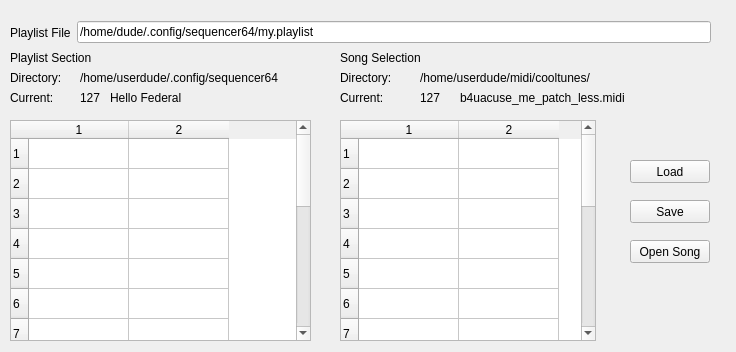
Old version of the form seq_qt5/forms/qplaylistframe.ui in the repository ahlstromcj/sequencer64.
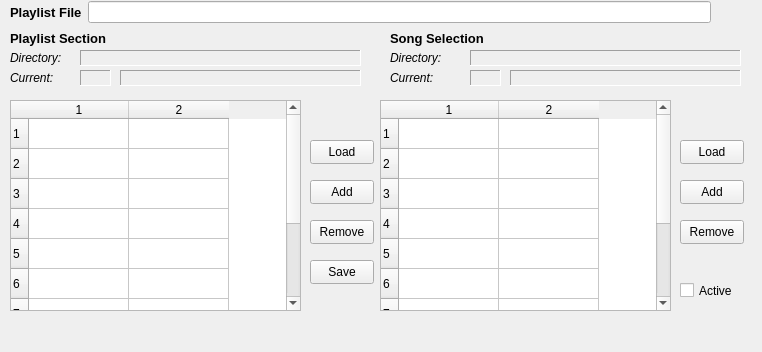
New version of the form.

Commit message: Interim check-in, fleshing out playlist editor.

```diff
--- a/seq_qt5/forms/qplaylistframe.ui
+++ b/seq_qt5/forms/qplaylistframe.ui
@@ -6,7 +6,7 @@
    <rect>
     <x>0</x>
     <y>0</y>
-    <width>736</width>
+    <width>762</width>
     <height>352</height>
    </rect>
   </property>
@@ -17,11 +17,18 @@
    <property name="geometry">
     <rect>
      <x>10</x>
-     <y>50</y>
-     <width>251</width>
+     <y>30</y>
+     <width>301</width>
      <height>16</height>
     </rect>
    </property>
+   <property name="font">
+    <font>
+     <pointsize>10</pointsize>
+     <weight>75</weight>
+     <bold>true</bold>
+    </font>
+   </property>
    <property name="text">
     <string>Playlist Section</string>
    </property>
@@ -30,39 +37,51 @@
    <property name="geometry">
     <rect>
      <x>80</x>
-     <y>90</y>
+     <y>70</y>
      <width>31</width>
      <height>16</height>
     </rect>
    </property>
+   <property name="frameShape">
+    <enum>QFrame::Panel</enum>
+   </property>
+   <property name="frameShadow">
+    <enum>QFrame::Sunken</enum>
+   </property>
    <property name="text">
-    <string>127</string>
+    <string/>
    </property>
   </widget>
   <widget class="QLabel" name="labelPlaylistName">
    <property name="geometry">
     <rect>
-     <x>110</x>
-     <y>90</y>
-     <width>171</width>
+     <x>120</x>
+     <y>70</y>
+     <width>241</width>
      <height>16</height>
     </rect>
    </property>
+   <property name="frameShape">
+    <enum>QFrame::Panel</enum>
+   </property>
+   <property name="frameShadow">
+    <enum>QFrame::Sunken</enum>
+   </property>
    <property name="text">
-    <string>Hello Federal</string>
+    <string/>
    </property>
   </widget>
   <widget class="QTableWidget" name="tablePlaylistSections">
    <property name="geometry">
     <rect>
      <x>10</x>
-     <y>120</y>
-     <width>301</width>
-     <height>221</height>
+     <y>100</y>
+     <width>291</width>
+     <height>211</height>
     </rect>
    </property>
    <property name="rowCount">
-    <number>16</number>
+    <number>10</number>
    </property>
    <property name="columnCount">
     <number>2</number>
@@ -77,12 +96,6 @@
    <row/>
    <row/>
    <row/>
-   <row/>
-   <row/>
-   <row/>
-   <row/>
-   <row/>
-   <row/>
    <column/>
    <column/>
   </widget>
@@ -90,11 +103,16 @@
    <property name="geometry">
     <rect>
      <x>10</x>
-     <y>90</y>
+     <y>70</y>
      <width>61</width>
      <height>16</height>
     </rect>
    </property>
+   <property name="font">
+    <font>
+     <italic>true</italic>
+    </font>
+   </property>
    <property name="text">
     <string>Current:</string>
    </property>
@@ -102,12 +120,19 @@
   <widget class="QLabel" name="labelListSong">
    <property name="geometry">
     <rect>
-     <x>340</x>
-     <y>50</y>
-     <width>271</width>
+     <x>390</x>
+     <y>30</y>
+     <width>371</width>
      <height>16</height>
     </rect>
    </property>
+   <property name="font">
+    <font>
+     <pointsize>10</pointsize>
+     <weight>75</weight>
+     <bold>true</bold>
+    </font>
+   </property>
    <property name="text">
     <string>Song Selection</string>
    </property>
@@ -115,12 +140,17 @@
   <widget class="QLabel" name="labelCurrentSong">
    <property name="geometry">
     <rect>
-     <x>340</x>
-     <y>90</y>
+     <x>390</x>
+     <y>70</y>
      <width>59</width>
      <height>15</height>
     </rect>
    </property>
+   <property name="font">
+    <font>
+     <italic>true</italic>
+    </font>
+   </property>
    <property name="text">
     <string>Current:</string>
    </property>
@@ -128,64 +158,95 @@
   <widget class="QLabel" name="labelSongNumber">
    <property name="geometry">
     <rect>
-     <x>420</x>
-     <y>90</y>
+     <x>470</x>
+     <y>70</y>
      <width>31</width>
      <height>16</height>
     </rect>
    </property>
+   <property name="frameShape">
+    <enum>QFrame::Panel</enum>
+   </property>
+   <property name="frameShadow">
+    <enum>QFrame::Sunken</enum>
+   </property>
    <property name="text">
-    <string>127</string>
+    <string/>
    </property>
   </widget>
   <widget class="QLabel" name="labelSongFilename">
    <property name="geometry">
     <rect>
-     <x>460</x>
-     <y>90</y>
-     <width>251</width>
-     <height>16</height>
-    </rect>
-   </property>
-   <property name="text">
-    <string>b4uacuse_me_patch_less.midi</string>
-   </property>
-  </widget>
-  <widget class="QLabel" name="labelPlaylistDirecotry">
-   <property name="geometry">
-    <rect>
-     <x>10</x>
-     <y>70</y>
-     <width>61</width>
-     <height>16</height>
-    </rect>
-   </property>
-   <property name="text">
-    <string>Directory:</string>
-   </property>
-  </widget>
-  <widget class="QLabel" name="labelPlaylistPath">
-   <property name="geometry">
-    <rect>
-     <x>80</x>
+     <x>510</x>
      <y>70</y>
      <width>231</width>
      <height>16</height>
     </rect>
    </property>
+   <property name="frameShape">
+    <enum>QFrame::Panel</enum>
+   </property>
+   <property name="frameShadow">
+    <enum>QFrame::Sunken</enum>
+   </property>
+   <property name="midLineWidth">
+    <number>0</number>
+   </property>
    <property name="text">
-    <string>/home/userdude/.config/sequencer64</string>
+    <string/>
+   </property>
+  </widget>
+  <widget class="QLabel" name="labelPlaylistDirectory">
+   <property name="geometry">
+    <rect>
+     <x>10</x>
+     <y>50</y>
+     <width>61</width>
+     <height>16</height>
+    </rect>
+   </property>
+   <property name="font">
+    <font>
+     <italic>true</italic>
+    </font>
+   </property>
+   <property name="text">
+    <string>Directory:</string>
+   </property>
+  </widget>
+  <widget class="QLabel" name="labelPlaylistPath">
+   <property name="geometry">
+    <rect>
+     <x>80</x>
+     <y>50</y>
+     <width>281</width>
+     <height>16</height>
+    </rect>
+   </property>
+   <property name="frameShape">
+    <enum>QFrame::Panel</enum>
+   </property>
+   <property name="frameShadow">
+    <enum>QFrame::Sunken</enum>
+   </property>
+   <property name="text">
+    <string/>
    </property>
   </widget>
   <widget class="QLabel" name="labelSongDirectory">
    <property name="geometry">
     <rect>
-     <x>340</x>
-     <y>70</y>
+     <x>390</x>
+     <y>50</y>
      <width>61</width>
      <height>16</height>
     </rect>
    </property>
+   <property name="font">
+    <font>
+     <italic>true</italic>
+    </font>
+   </property>
    <property name="text">
     <string>Directory:</string>
    </property>
@@ -193,27 +254,33 @@
   <widget class="QLabel" name="labelSongPath">
    <property name="geometry">
     <rect>
-     <x>420</x>
-     <y>70</y>
-     <width>291</width>
+     <x>470</x>
+     <y>50</y>
+     <width>271</width>
      <height>16</height>
     </rect>
    </property>
+   <property name="frameShape">
+    <enum>QFrame::Panel</enum>
+   </property>
+   <property name="frameShadow">
+    <enum>QFrame::Sunken</enum>
+   </property>
    <property name="text">
-    <string>/home/userdude/midi/cooltunes/</string>
+    <string/>
    </property>
   </widget>
   <widget class="QTableWidget" name="tablePlaylistSongs">
    <property name="geometry">
     <rect>
-     <x>340</x>
-     <y>120</y>
-     <width>256</width>
-     <height>221</height>
+     <x>380</x>
+     <y>100</y>
+     <width>291</width>
+     <height>211</height>
     </rect>
    </property>
    <property name="rowCount">
-    <number>16</number>
+    <number>10</number>
    </property>
    <property name="columnCount">
     <number>2</number>
@@ -228,22 +295,16 @@
    <row/>
    <row/>
    <row/>
-   <row/>
-   <row/>
-   <row/>
-   <row/>
-   <row/>
-   <row/>
    <column/>
    <column/>
   </widget>
   <widget class="QPushButton" name="buttonPlaylistLoad">
    <property name="geometry">
     <rect>
-     <x>630</x>
-     <y>160</y>
-     <width>80</width>
-     <height>23</height>
+     <x>310</x>
+     <y>140</y>
+     <width>64</width>
+     <height>24</height>
     </rect>
    </property>
    <property name="text">
@@ -253,10 +314,10 @@
   <widget class="QPushButton" name="buttonPlaylistSave">
    <property name="geometry">
     <rect>
-     <x>630</x>
-     <y>200</y>
-     <width>80</width>
-     <height>23</height>
+     <x>310</x>
+     <y>260</y>
+     <width>64</width>
+     <height>24</height>
     </rect>
    </property>
    <property name="text">
@@ -266,21 +327,21 @@
   <widget class="QPushButton" name="buttonOpenSong">
    <property name="geometry">
     <rect>
-     <x>630</x>
-     <y>240</y>
-     <width>80</width>
-     <height>23</height>
+     <x>680</x>
+     <y>140</y>
+     <width>64</width>
+     <height>24</height>
     </rect>
    </property>
    <property name="text">
-    <string>Open Song</string>
+    <string>Load</string>
    </property>
   </widget>
   <widget class="QWidget" name="layoutWidget">
    <property name="geometry">
     <rect>
      <x>10</x>
-     <y>20</y>
+     <y>0</y>
      <width>701</width>
      <height>25</height>
     </rect>
@@ -288,6 +349,13 @@
    <layout class="QHBoxLayout" name="horizPlaylistFileLayout">
     <item>
      <widget class="QLabel" name="label_playlist_file">
+      <property name="font">
+       <font>
+        <pointsize>10</pointsize>
+        <weight>75</weight>
+        <bold>true</bold>
+       </font>
+      </property>
       <property name="text">
        <string>Playlist File</string>
       </property>
@@ -296,12 +364,80 @@
     <item>
      <widget class="QLineEdit" name="entry_playlist_file">
       <property name="text">
-       <string>/home/dude/.config/sequencer64/my.playlist</string>
+       <string/>
       </property>
      </widget>
     </item>
    </layout>
   </widget>
+  <widget class="QPushButton" name="buttonSongAdd">
+   <property name="geometry">
+    <rect>
+     <x>680</x>
+     <y>180</y>
+     <width>64</width>
+     <height>24</height>
+    </rect>
+   </property>
+   <property name="text">
+    <string>Add</string>
+   </property>
+  </widget>
+  <widget class="QPushButton" name="buttonSongRemove">
+   <property name="geometry">
+    <rect>
+     <x>680</x>
+     <y>220</y>
+     <width>64</width>
+     <height>24</height>
+    </rect>
+   </property>
+   <property name="text">
+    <string>Remove</string>
+   </property>
+  </widget>
+  <widget class="QPushButton" name="buttonPlaylistAdd">
+   <property name="geometry">
+    <rect>
+     <x>310</x>
+     <y>180</y>
+     <width>64</width>
+     <height>24</height>
+    </rect>
+   </property>
+   <property name="text">
+    <string>Add</string>
+   </property>
+  </widget>
+  <widget class="QPushButton" name="buttonPlaylistRemove">
+   <property name="geometry">
+    <rect>
+     <x>310</x>
+     <y>220</y>
+     <width>64</width>
+     <height>24</height>
+    </rect>
+   </property>
+   <property name="text">
+    <string>Remove</string>
+   </property>
+  </widget>
+  <widget class="QCheckBox" name="checkBoxPlaylistActive">
+   <property name="geometry">
+    <rect>
+     <x>680</x>
+     <y>280</y>
+     <width>61</width>
+     <height>21</height>
+    </rect>
+   </property>
+   <property name="toolTip">
+    <string>If checked, the loaded playlist is active.</string>
+   </property>
+   <property name="text">
+    <string>Active</string>
+   </property>
+  </widget>
  </widget>
  <resources/>
  <connections/>
```
Left out of the diff: 2 changed lines with no effect on the pictures. The commit also changes 11 other files.
